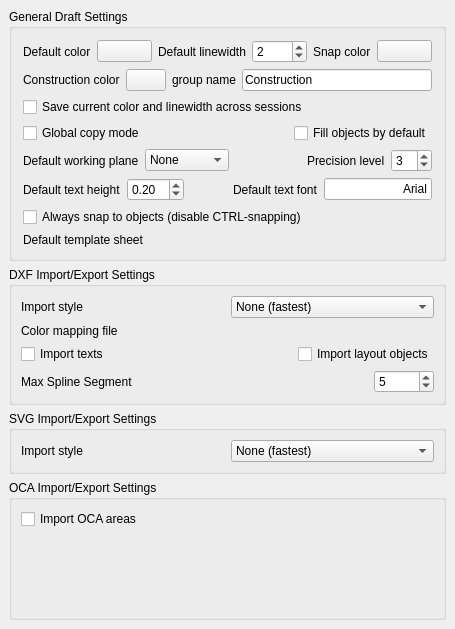
Qt form src/Mod/Draft/userprefs.ui (berndhahnebach/All_FreeCAD) before a commit.
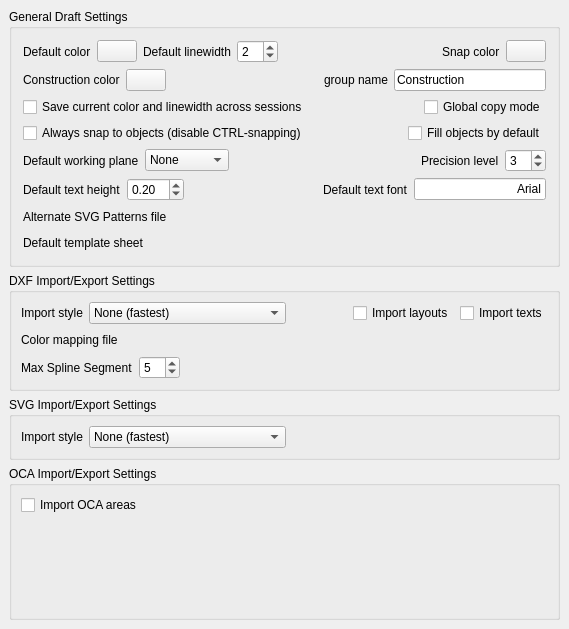
The same form after that commit. Custom widgets are drawn as their Qt base class.

Commit message: + added more Draft hatch patterns

What changed in the file:
```diff
--- a/src/Mod/Draft/userprefs.ui
+++ b/src/Mod/Draft/userprefs.ui
@@ -6,7 +6,7 @@
    <rect>
     <x>0</x>
     <y>0</y>
-    <width>455</width>
+    <width>569</width>
     <height>629</height>
    </rect>
   </property>
@@ -78,6 +78,19 @@
           </property>
          </widget>
         </item>
+        <item>
+         <spacer name="horizontalSpacer_9">
+          <property name="orientation">
+           <enum>Qt::Horizontal</enum>
+          </property>
+          <property name="sizeHint" stdset="0">
+           <size>
+            <width>40</width>
+            <height>20</height>
+           </size>
+          </property>
+         </spacer>
+        </item>
         <item>
          <widget class="QLabel" name="label_4">
           <property name="text">
@@ -136,6 +149,19 @@
           </property>
          </widget>
         </item>
+        <item>
+         <spacer name="horizontalSpacer_8">
+          <property name="orientation">
+           <enum>Qt::Horizontal</enum>
+          </property>
+          <property name="sizeHint" stdset="0">
+           <size>
+            <width>40</width>
+            <height>20</height>
+           </size>
+          </property>
+         </spacer>
+        </item>
         <item>
          <widget class="QLabel" name="label_10">
           <property name="text">
@@ -179,10 +205,19 @@
           </property>
          </widget>
         </item>
-       </layout>
-      </item>
-      <item>
-       <layout class="QHBoxLayout" name="horizontalLayout_5">
+        <item>
+         <spacer name="horizontalSpacer_3">
+          <property name="orientation">
+           <enum>Qt::Horizontal</enum>
+          </property>
+          <property name="sizeHint" stdset="0">
+           <size>
+            <width>40</width>
+            <height>20</height>
+           </size>
+          </property>
+         </spacer>
+        </item>
         <item>
          <widget class="Gui::PrefCheckBox" name="gui::prefcheckbox_5">
           <property name="toolTip">
@@ -199,6 +234,26 @@
           </property>
          </widget>
         </item>
+       </layout>
+      </item>
+      <item>
+       <layout class="QHBoxLayout" name="horizontalLayout_5">
+        <item>
+         <widget class="Gui::PrefCheckBox" name="gui::prefcheckbox_8">
+          <property name="toolTip">
+           <string>If this is checked, you will always snap to existing objects while drawing. If not, you will be snapping only when pressing CTRL.</string>
+          </property>
+          <property name="text">
+           <string>Always snap to objects (disable CTRL-snapping)</string>
+          </property>
+          <property name="prefEntry" stdset="0">
+           <cstring>alwaysSnap</cstring>
+          </property>
+          <property name="prefPath" stdset="0">
+           <cstring>Mod/Draft</cstring>
+          </property>
+         </widget>
+        </item>
         <item>
          <spacer name="horizontalSpacer_4">
           <property name="orientation">
@@ -389,14 +444,31 @@
        </layout>
       </item>
       <item>
-       <layout class="QHBoxLayout" name="horizontalLayout_8">
+       <layout class="QHBoxLayout" name="horizontalLayout">
         <item>
-         <widget class="Gui::PrefCheckBox" name="gui::prefcheckbox_8">
-          <property name="toolTip">
-           <string>If this is checked, you will always snap to existing objects while drawing. If not, you will be snapping only when pressing CTRL.</string>
-          </property>
+         <widget class="QLabel" name="label_13">
           <property name="text">
-           <string>Always snap to objects (disable CTRL-snapping)</string>
+           <string>Alternate SVG Patterns file</string>
+          </property>
+         </widget>
+        </item>
+        <item>
+         <spacer name="horizontalSpacer_10">
+          <property name="orientation">
+           <enum>Qt::Horizontal</enum>
+          </property>
+          <property name="sizeHint" stdset="0">
+           <size>
+            <width>40</width>
+            <height>20</height>
+           </size>
+          </property>
+         </spacer>
+        </item>
+        <item>
+         <widget class="Gui::PrefFileChooser" name="gui::preffilechooser_3">
+          <property name="toolTip">
+           <string>This is the location of a SVG file containing &lt;pattern&gt; definitions that can be added to the standard Draft hatch patterns</string>
           </property>
           <property name="prefEntry" stdset="0">
            <cstring>alwaysSnap</cstring>
@@ -417,6 +489,19 @@
           </property>
          </widget>
         </item>
+        <item>
+         <spacer name="horizontalSpacer_11">
+          <property name="orientation">
+           <enum>Qt::Horizontal</enum>
+          </property>
+          <property name="sizeHint" stdset="0">
+           <size>
+            <width>40</width>
+            <height>20</height>
+           </size>
+          </property>
+         </spacer>
+        </item>
         <item>
          <widget class="Gui::PrefFileChooser" name="gui::preffilechooser_2">
           <property name="toolTip">
@@ -500,6 +585,51 @@
           </item>
          </widget>
         </item>
+        <item>
+         <spacer name="horizontalSpacer_5">
+          <property name="orientation">
+           <enum>Qt::Horizontal</enum>
+          </property>
+          <property name="sizeHint" stdset="0">
+           <size>
+            <width>40</width>
+            <height>20</height>
+           </size>
+          </property>
+         </spacer>
+        </item>
+        <item>
+         <widget class="Gui::PrefCheckBox" name="gui::prefcheckbox_3">
+          <property name="toolTip">
+           <string>if this is checked, paper space objects will be imported too</string>
+          </property>
+          <property name="text">
+           <string>Import layouts</string>
+          </property>
+          <property name="prefEntry" stdset="0">
+           <cstring>dxflayout</cstring>
+          </property>
+          <property name="prefPath" stdset="0">
+           <cstring>Mod/Draft</cstring>
+          </property>
+         </widget>
+        </item>
+        <item>
+         <widget class="Gui::PrefCheckBox" name="gui::prefcheckbox_2">
+          <property name="toolTip">
+           <string>if this is unchecked, texts/mtexts won't be imported</string>
+          </property>
+          <property name="text">
+           <string>Import texts</string>
+          </property>
+          <property name="prefEntry" stdset="0">
+           <cstring>dxftext</cstring>
+          </property>
+          <property name="prefPath" stdset="0">
+           <cstring>Mod/Draft</cstring>
+          </property>
+         </widget>
+        </item>
        </layout>
       </item>
       <item>
@@ -511,6 +641,19 @@
           </property>
          </widget>
         </item>
+        <item>
+         <spacer name="horizontalSpacer_12">
+          <property name="orientation">
+           <enum>Qt::Horizontal</enum>
+          </property>
+          <property name="sizeHint" stdset="0">
+           <size>
+            <width>40</width>
+            <height>20</height>
+           </size>
+          </property>
+         </spacer>
+        </item>
         <item>
          <widget class="Gui::PrefFileChooser" name="gui::preffilechooser">
           <property name="toolTip">
@@ -526,55 +669,6 @@
         </item>
        </layout>
       </item>
-      <item>
-       <layout class="QHBoxLayout" name="horizontalLayout">
-        <item>
-         <widget class="Gui::PrefCheckBox" name="gui::prefcheckbox_2">
-          <property name="toolTip">
-           <string>if this is unchecked, texts/mtexts won't be imported</string>
-          </property>
-          <property name="text">
-           <string>Import texts</string>
-          </property>
-          <property name="prefEntry" stdset="0">
-           <cstring>dxftext</cstring>
-          </property>
-          <property name="prefPath" stdset="0">
-           <cstring>Mod/Draft</cstring>
-          </property>
-         </widget>
-        </item>
-        <item>
-         <spacer name="horizontalSpacer_3">
-          <property name="orientation">
-           <enum>Qt::Horizontal</enum>
-          </property>
-          <property name="sizeHint" stdset="0">
-           <size>
-            <width>40</width>
-            <height>20</height>
-           </size>
-          </property>
-         </spacer>
-        </item>
-        <item>
-         <widget class="Gui::PrefCheckBox" name="gui::prefcheckbox_3">
-          <property name="toolTip">
-           <string>if this is checked, paper space objects will be imported too</string>
-          </property>
-          <property name="text">
-           <string>Import layout objects</string>
-          </property>
-          <property name="prefEntry" stdset="0">
-           <cstring>dxflayout</cstring>
-          </property>
-          <property name="prefPath" stdset="0">
-           <cstring>Mod/Draft</cstring>
-          </property>
-         </widget>
-        </item>
-       </layout>
-      </item>
       <item>
        <layout class="QHBoxLayout" name="horizontalLayout_7">
         <item>
@@ -606,6 +700,19 @@
           </property>
          </widget>
         </item>
+        <item>
+         <spacer name="horizontalSpacer_7">
+          <property name="orientation">
+           <enum>Qt::Horizontal</enum>
+          </property>
+          <property name="sizeHint" stdset="0">
+           <size>
+            <width>40</width>
+            <height>20</height>
+           </size>
+          </property>
+         </spacer>
+        </item>
        </layout>
       </item>
      </layout>
@@ -669,6 +776,19 @@
           </item>
          </widget>
         </item>
+        <item>
+         <spacer name="horizontalSpacer_6">
+          <property name="orientation">
+           <enum>Qt::Horizontal</enum>
+          </property>
+          <property name="sizeHint" stdset="0">
+           <size>
+            <width>40</width>
+            <height>20</height>
+           </size>
+          </property>
+         </spacer>
+        </item>
        </layout>
       </item>
      </layout>
```
Left out of the diff: 2 changed lines with no effect on the pictures. The commit also changes 4 other files.
